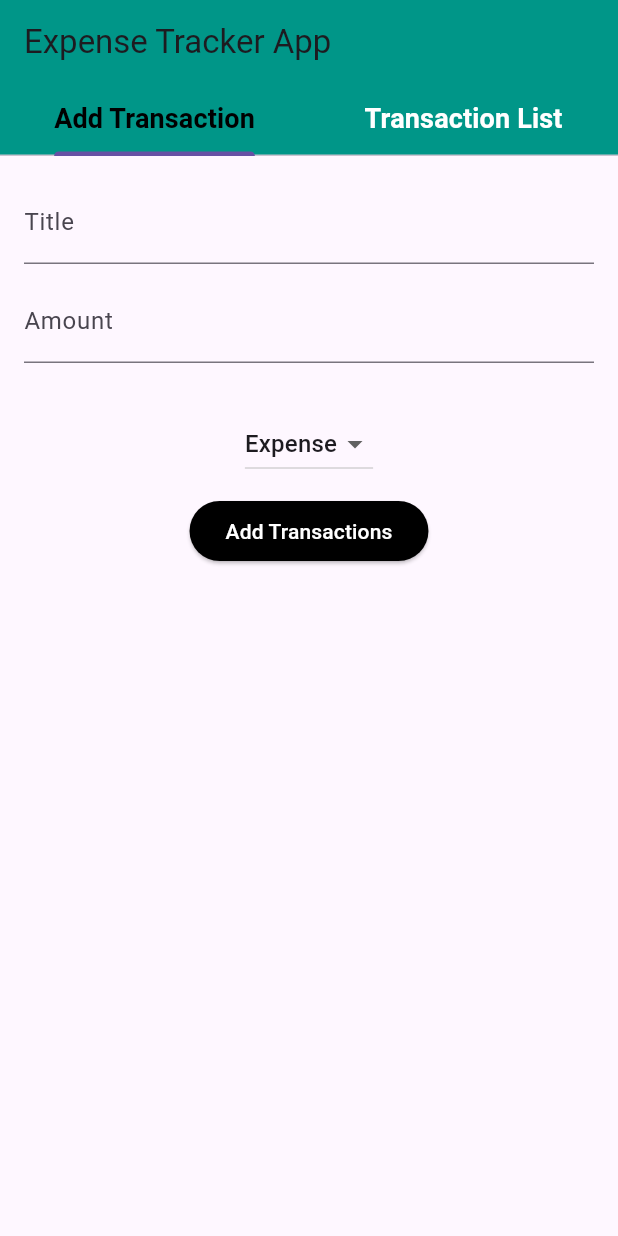
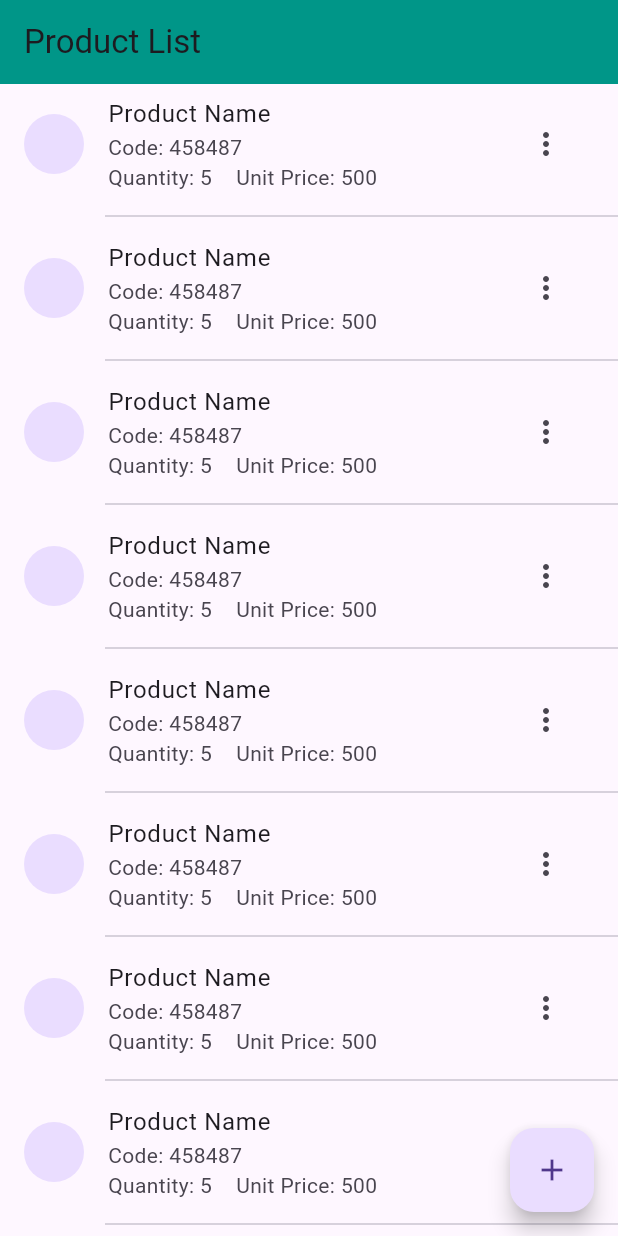
Before and after one commit to tanvirkhan00/flutter-practice, a Flutter app: the screen it shows after launch, on a phone screen of 412 x 824 dp. Run offline on Flutter 3.47's test engine with Material 3 defaults, Android fonts, the phone set to English and light mode, and no system bars.

Commit message:
practice CRUD Operation Add Product

```diff
--- /dev/null
+++ b/lib/CRUD App Function/CRUD_home_screen.dart
@@ -0,0 +1,31 @@
+import 'package:flutter/material.dart';
+import 'package:flutter_practice_project/CRUD%20App%20Function/update_product_screen.dart';
+
+import 'Widgets/product_items.dart';
+import 'add_new_product_screen.dart';
+
+class CrudHomeScreen extends StatefulWidget {
+  const CrudHomeScreen({super.key});
+
+  @override
+  State<CrudHomeScreen> createState() => _CrudHomeScreenState();
+}
+
+class _CrudHomeScreenState extends State<CrudHomeScreen> {
+  @override
+  Widget build(BuildContext context) {
+    return Scaffold(
+      appBar: AppBar(title: Text('Product List')),
+      body: ProductItem(),
+      floatingActionButton: FloatingActionButton(
+        onPressed: () {
+          Navigator.push(
+            context,
+            MaterialPageRoute(builder: (context) => AddNewProductScreen()),
+          );
+        },
+        child: Icon(Icons.add),
+      ),
+    );
+  }
+}
--- /dev/null
+++ b/lib/CRUD App Function/Widgets/product_items.dart
@@ -0,0 +1,64 @@
+import 'package:flutter/material.dart';
+
+import '../update_product_screen.dart';
+
+class ProductItem extends StatelessWidget {
+  const ProductItem({
+    super.key,
+  });
+
+  @override
+  Widget build(BuildContext context) {
+    return ListView.separated(
+      itemCount: 20,
+      itemBuilder: (context, index) {
+        return ListTile(
+          leading: CircleAvatar(),
+          title: Text('Product Name'),
+          subtitle: Column(
+            crossAxisAlignment: CrossAxisAlignment.start,
+            children: [
+              Text("Code: 458487"),
+              Row(
+                spacing: 16,
+                children: [Text("Quantity: 5"), Text("Unit Price: 500")],
+              ),
+            ],
+          ),
+          trailing: PopupMenuButton<ProductOption>(
+            itemBuilder: (context) {
+              return [
+                PopupMenuItem(
+                  value: ProductOption.update,
+                  child: Text('Update'),
+                ),
+                PopupMenuItem(
+                  value: ProductOption.delete,
+                  child: Text('Delete'),
+                ),
+              ];
+            },
+            onSelected: (ProductOption SelectedOption) {
+              if (SelectedOption == ProductOption.delete) {
+                print("Delete");
+              } else if (SelectedOption == ProductOption.update) {
+                Navigator.push(
+                  context,
+                  MaterialPageRoute(
+                    builder: (context) => UpdateProductScreen(),
+                  ),
+                );
+              }
+              ;
+            },
+          ),
+        );
+      },
+      separatorBuilder: (context, index) {
+        return Divider(indent: 70);
+      },
+    );
+  }
+}
+
+enum ProductOption { update, delete }
--- a/lib/app.dart
+++ b/lib/app.dart
@@ -2,6 +2,7 @@ import 'package:flutter/material.dart';
 import 'package:flutter_practice_project/Module_8/Module8_class1.dart';
 import 'package:flutter_practice_project/class3.dart';
 import 'Assignment/assignment1.dart';
+import 'CRUD App Function/CRUD_home_screen.dart';
 import 'Figma_practice/cover_page.dart';
 import 'Module 9/Module9_Class3.dart';
 import 'Figma_practice/product_page.dart';
@@ -33,7 +34,7 @@ class MyApp extends StatelessWidget {
         ),
       ),
       title: 'This is my first project',
-      home: ExpenseTrackerApp(),
+      home: CrudHomeScreen(),
       // initialRoute: '/MoneyManagementApp',
       // routes: {
       //   '/' : (context) => assignment1(),
```
Also changed, not shown: lib/CRUD App Function/add_new_product_screen.dart (added, +91 -0 lines), lib/CRUD App Function/update_product_screen.dart (added, +91 -0 lines).
